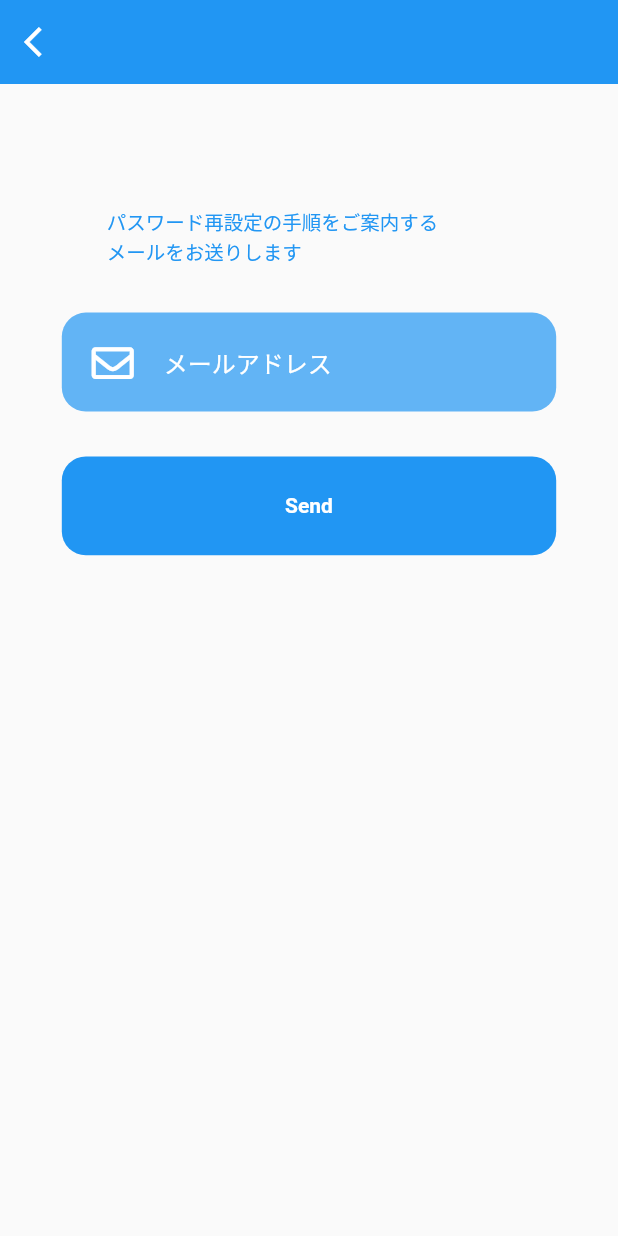
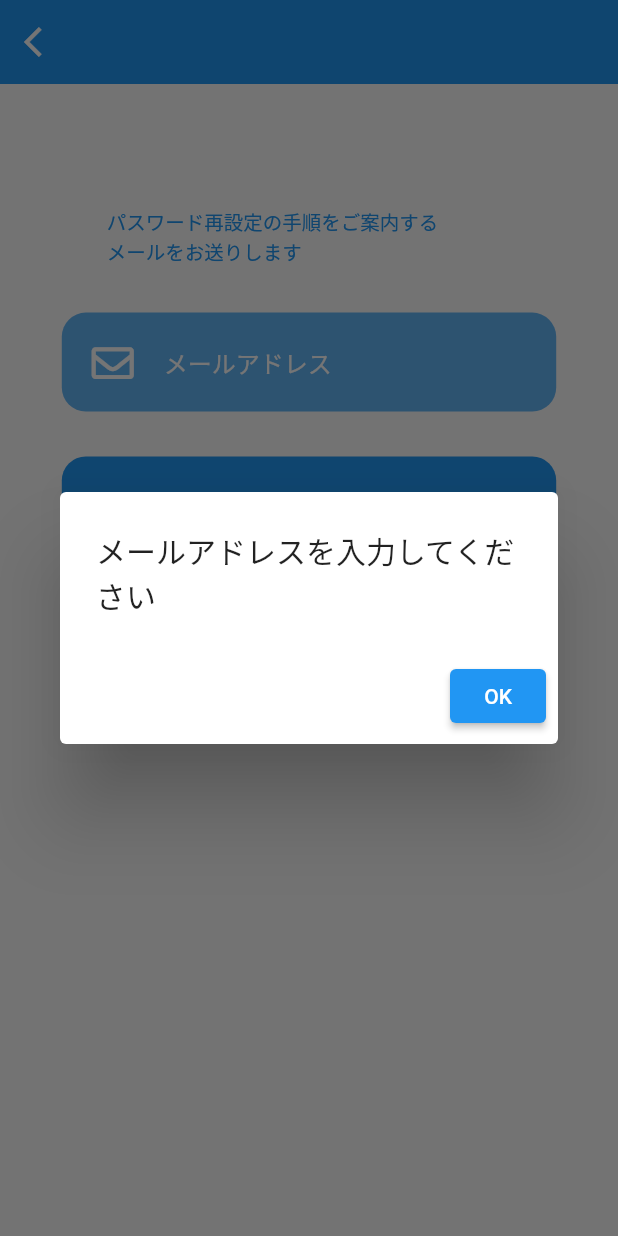
Before and after one commit to shimizu-saffle/if_then_app, a Flutter app: the ForgotPassword screen opened by its route, after a tap on "Send", on a phone screen of 412 x 824 dp. Run offline on Flutter 3.47's test engine with Material 2 defaults, Android fonts, the phone set to English and light mode, and no system bars; our stand-ins replace cloud_firestore, firebase_auth, firebase_core, flutter_riverpod, font_awesome_flutter; accounts and stored records are empty.

Commit message:
UIを改善した新しいログインページにログイン機能を実装

```diff
--- a/lib/views/forgot-password.dart
+++ b/lib/views/forgot-password.dart
@@ -2,7 +2,7 @@ import 'package:flutter/material.dart';
 import 'package:font_awesome_flutter/font_awesome_flutter.dart';
 import 'package:if_then_app/controllers/pallete.dart';
 import 'package:if_then_app/widgets/rounded-button.dart';
-import 'package:if_then_app/widgets/text-input.dart';
+import 'package:if_then_app/widgets/mail-input.dart';
 
 class ForgotPassword extends StatelessWidget {
   const ForgotPassword({Key? key}) : super(key: key);
@@ -43,7 +43,7 @@ class ForgotPassword extends StatelessWidget {
                 SizedBox(
                   height: 20,
                 ),
-                TextInputField(
+                MailInputField(
                   icon: FontAwesomeIcons.envelope,
                   hint: 'メールアドレス',
                   inputType: TextInputType.emailAddress,
--- /dev/null
+++ b/lib/widgets/mail-input.dart
@@ -0,0 +1,64 @@
+import 'package:flutter/material.dart';
+import 'package:flutter_riverpod/flutter_riverpod.dart';
+import 'package:if_then_app/controllers/login_controller.dart';
+
+class MailInputField extends StatelessWidget {
+  const MailInputField({
+    Key? key,
+    required this.icon,
+    required this.hint,
+    this.inputType,
+    this.inputAction,
+  }) : super(key: key);
+
+  final IconData? icon;
+  final String? hint;
+  final TextInputType? inputType;
+  final TextInputAction? inputAction;
+
+  @override
+  Widget build(BuildContext context) {
+    final mailController = TextEditingController();
+    Size size = MediaQuery.of(context).size;
+    return Consumer(builder: (context, watch, child) {
+      final logInController = watch(LogInProvider);
+      return Padding(
+        padding: const EdgeInsets.symmetric(vertical: 10.0),
+        child: Container(
+          height: size.height * 0.08,
+          width: size.width * 0.8,
+          decoration: BoxDecoration(
+            color: Colors.blue.withOpacity(0.7),
+            borderRadius: BorderRadius.circular(16),
+          ),
+          child: Center(
+            child: TextField(
+              decoration: InputDecoration(
+                border: InputBorder.none,
+                prefixIcon: Padding(
+                  padding: const EdgeInsets.symmetric(
+                    horizontal: 20.0,
+                  ),
+                  child: Icon(
+                    icon,
+                    size: 28,
+                    color: Colors.white,
+                  ),
+                ),
+                hintText: hint,
+                hintStyle: TextStyle(color: Colors.white),
+              ),
+              style: TextStyle(color: Colors.white),
+              keyboardType: inputType,
+              textInputAction: inputAction,
+              controller: mailController,
+              onChanged: (text) {
+                logInController.mail = text;
+              },
+            ),
+          ),
+        ),
+      );
+    });
+  }
+}
--- a/lib/widgets/rounded-button.dart
+++ b/lib/widgets/rounded-button.dart
@@ -1,4 +1,7 @@
 import 'package:flutter/material.dart';
+import 'package:flutter_riverpod/flutter_riverpod.dart';
+import 'package:if_then_app/controllers/login_controller.dart';
+import 'package:if_then_app/views/timeline.dart';
 
 class RoundedButton extends StatelessWidget {
   const RoundedButton({Key? key, required this.buttonName}) : super(key: key);
@@ -8,6 +11,8 @@ class RoundedButton extends StatelessWidget {
   @override
   Widget build(BuildContext context) {
     Size size = MediaQuery.of(context).size;
+    return Consumer(builder: (context, watch, child) {
+      final logInController = watch(LogInProvider);
       return Container(
         height: size.height * 0.08,
         width: size.width * 0.8,
@@ -16,7 +21,14 @@ class RoundedButton extends StatelessWidget {
           color: Colors.blue,
         ),
         child: TextButton(
-        onPressed: () {},
+          onPressed: () async {
+            try {
+              await logInController.login();
+              successfulDialog(context, 'おかえりなさい\u{1F61A}');
+            } catch (e) {
+              failedDialog(context, e.toString());
+            }
+          },
           child: Text(
             buttonName!,
             style: TextStyle(
@@ -26,5 +38,55 @@ class RoundedButton extends StatelessWidget {
           ),
         ),
       );
+    });
+  }
+
+  Future successfulDialog(
+    BuildContext context,
+    String title,
+  ) {
+    return showDialog(
+      context: context,
+      builder: (BuildContext context) {
+        return AlertDialog(
+          title: Text(title),
+          actions: <Widget>[
+            ElevatedButton(
+              child: Text('ただいま\u{1F44B}'),
+              onPressed: () async {
+                await Navigator.push(
+                  context,
+                  MaterialPageRoute(
+                    builder: (context) => TimeLinePage(),
+                  ),
+                );
+              },
+            ),
+          ],
+        );
+      },
+    );
+  }
+
+  Future failedDialog(
+    BuildContext context,
+    String title,
+  ) {
+    return showDialog(
+      context: context,
+      builder: (BuildContext context) {
+        return AlertDialog(
+          title: Text(title),
+          actions: <Widget>[
+            ElevatedButton(
+              child: Text('OK'),
+              onPressed: () {
+                Navigator.of(context).pop();
+              },
+            ),
+          ],
+        );
+      },
+    );
   }
 }
--- a/lib/widgets/text-input.dart
+++ /dev/null
@@ -1,56 +0,0 @@
-import 'package:flutter/material.dart';
-
-class TextInputField extends StatelessWidget {
-  const TextInputField(
-      {Key? key,
-      required this.icon,
-      required this.hint,
-      this.inputType,
-      this.inputAction,
-      this.controller})
-      : super(key: key);
-
-  final IconData? icon;
-  final String? hint;
-  final TextInputType? inputType;
-  final TextInputAction? inputAction;
-  final TextEditingController? controller;
-
-  @override
-  Widget build(BuildContext context) {
-    Size size = MediaQuery.of(context).size;
-    return Padding(
-      padding: const EdgeInsets.symmetric(vertical: 10.0),
-      child: Container(
-        height: size.height * 0.08,
-        width: size.width * 0.8,
-        decoration: BoxDecoration(
-          color: Colors.blue.withOpacity(0.7),
-          borderRadius: BorderRadius.circular(16),
-        ),
-        child: Center(
-          child: TextField(
-            decoration: InputDecoration(
-              border: InputBorder.none,
-              prefixIcon: Padding(
-                padding: const EdgeInsets.symmetric(
-                  horizontal: 20.0,
-                ),
-                child: Icon(
-                  icon,
-                  size: 28,
-                  color: Colors.white,
-                ),
-              ),
-              hintText: hint,
-              hintStyle: TextStyle(color: Colors.white),
-            ),
-            style: TextStyle(color: Colors.white),
-            keyboardType: inputType,
-            textInputAction: inputAction,
-          ),
-        ),
-      ),
-    );
-  }
-}
```
Also changed, not shown: lib/views/login_page.dart (+7 -15 lines), lib/widgets/password-input.dart (+14 -2 lines). Lines whose indentation alone changed are shown as unchanged.
